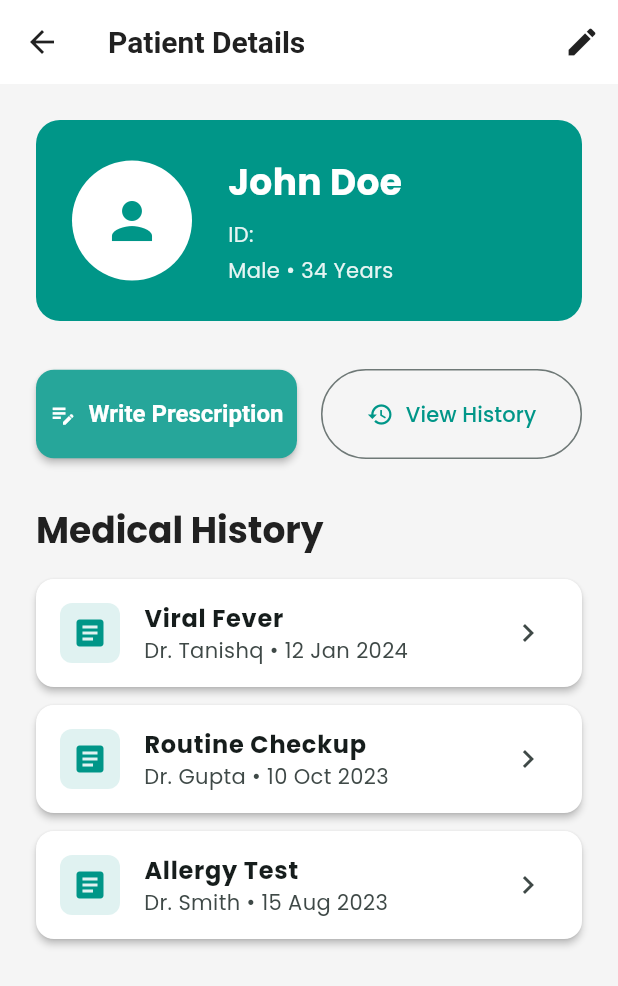
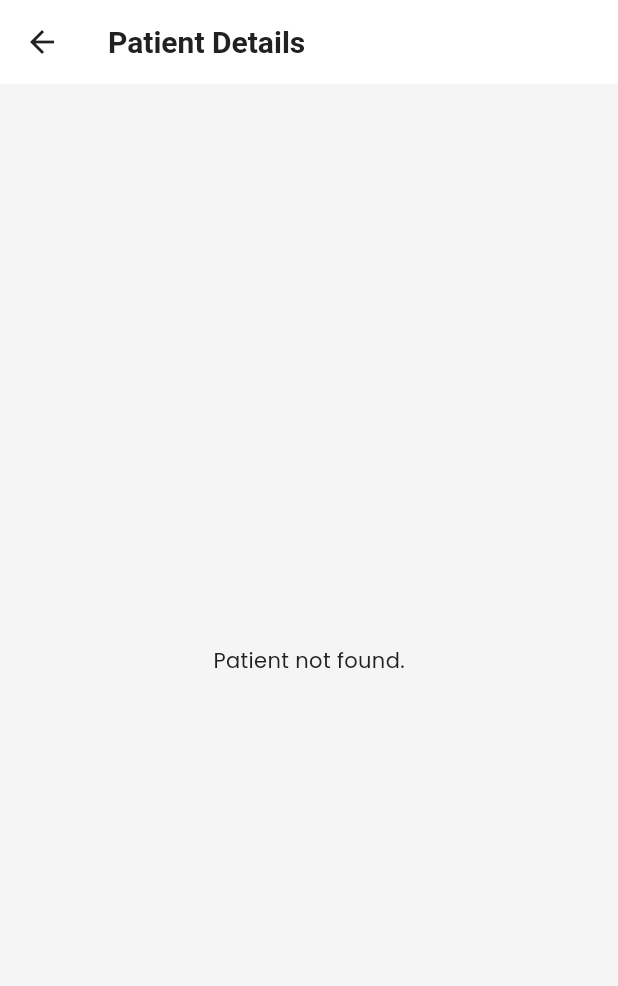
Before and after one commit to TanishqAswar/MedEcos, a Flutter app: the PatientDetailsScreen screen opened directly with empty values, on a phone screen of 412 x 824 dp. Shown: the top 986 px of the screen. Run offline on Flutter 3.47's test engine with Material 3 defaults, Android fonts, the phone set to English and light mode, and no system bars; our stand-ins replace flutter_local_notifications, google_fonts, pdf, printing, shared_preferences, sqflite and 1 more; accounts and stored records are empty.

Commit message:
Fix bugs, security issues, and code quality in both Flutter apps
Co-authored-by: TanishqAswar <143332475+TanishqAswar@users.noreply.github.com>

```diff
--- a/med_ecos_doctor/lib/core/models/patient_model.dart
+++ b/med_ecos_doctor/lib/core/models/patient_model.dart
@@ -12,4 +12,20 @@ class Patient {
     required this.gender,
     required this.contact,
   });
+
+  Map<String, dynamic> toJson() => {
+        'id': id,
+        'name': name,
+        'age': age,
+        'gender': gender,
+        'contact': contact,
+      };
+
+  factory Patient.fromJson(Map<String, dynamic> json) => Patient(
+        id: json['id'] as String,
+        name: json['name'] as String,
+        age: json['age'] as int,
+        gender: json['gender'] as String,
+        contact: json['contact'] as String,
+      );
 }
--- a/med_ecos_doctor/lib/core/models/prescription_model.dart
+++ b/med_ecos_doctor/lib/core/models/prescription_model.dart
@@ -18,4 +18,28 @@ class Prescription {
     required this.medicines,
     required this.labTests,
   });
+
+  Map<String, dynamic> toJson() => {
+        'id': id,
+        'patientId': patientId,
+        'patientName': patientName,
+        'doctorName': doctorName,
+        'date': date.toIso8601String(),
+        'diagnosis': diagnosis,
+        'medicines': medicines,
+        'labTests': labTests,
+      };
+
+  factory Prescription.fromJson(Map<String, dynamic> json) => Prescription(
+        id: json['id'] as String,
+        patientId: json['patientId'] as String,
+        patientName: json['patientName'] as String,
+        doctorName: json['doctorName'] as String,
+        date: DateTime.parse(json['date'] as String),
+        diagnosis: json['diagnosis'] as String,
+        medicines: (json['medicines'] as List<dynamic>)
+            .map((e) => Map<String, String>.from(e as Map))
+            .toList(),
+        labTests: List<String>.from(json['labTests'] as List),
+      );
 }
--- a/med_ecos_doctor/lib/features/patient/screens/patient_details_screen.dart
+++ b/med_ecos_doctor/lib/features/patient/screens/patient_details_screen.dart
@@ -1,5 +1,7 @@
 import 'package:flutter/material.dart';
 import '../../../core/theme/app_colors.dart';
+import '../../../core/models/patient_model.dart';
+import '../../../core/services/data_service.dart';
 import '../../prescription/screens/prescription_form_screen.dart';
 
 class PatientDetailsScreen extends StatelessWidget {
@@ -9,6 +11,15 @@ class PatientDetailsScreen extends StatelessWidget {
 
   @override
   Widget build(BuildContext context) {
+    final Patient? patient = DataService().getPatientById(patientId);
+
+    if (patient == null) {
+      return Scaffold(
+        appBar: AppBar(title: const Text("Patient Details")),
+        body: const Center(child: Text("Patient not found.")),
+      );
+    }
+
     return Scaffold(
       appBar: AppBar(
         title: const Text("Patient Details"),
@@ -40,18 +51,23 @@ class PatientDetailsScreen extends StatelessWidget {
                     child: Column(
                       crossAxisAlignment: CrossAxisAlignment.start,
                       children: [
-                        const Text(
-                          "John Doe", // Mock Data
-                          style: TextStyle(fontSize: 24, fontWeight: FontWeight.bold, color: Colors.white),
+                        Text(
+                          patient.name,
+                          style: const TextStyle(fontSize: 24, fontWeight: FontWeight.bold, color: Colors.white),
                         ),
                         const SizedBox(height: 8),
                         Text(
-                          "ID: $patientId",
+                          "ID: ${patient.id}",
                           style: TextStyle(color: Colors.white.withOpacity(0.9)),
                         ),
                         const SizedBox(height: 4),
                         Text(
-                          "Male • 34 Years",
+                          "${patient.gender} • ${patient.age} Years",
+                          style: TextStyle(color: Colors.white.withOpacity(0.9)),
+                        ),
+                        const SizedBox(height: 4),
+                        Text(
+                          "Contact: ${patient.contact}",
                           style: TextStyle(color: Colors.white.withOpacity(0.9)),
                         ),
                       ],
@@ -68,8 +84,7 @@ class PatientDetailsScreen extends StatelessWidget {
                 Expanded(
                   child: ElevatedButton.icon(
                     onPressed: () {
-                      // Navigate to Prescription Form
-                      Navigator.push(context, MaterialPageRoute(builder: (_) => PrescriptionFormScreen(patientId: patientId, patientName: "John Doe")));
+                      Navigator.push(context, MaterialPageRoute(builder: (_) => PrescriptionFormScreen(patientId: patient.id, patientName: patient.name)));
                     },
                     icon: const Icon(Icons.edit_note),
                     label: const Text("Write Prescription"),
--- a/med_ecos_doctor/lib/features/prescription/screens/prescription_form_screen.dart
+++ b/med_ecos_doctor/lib/features/prescription/screens/prescription_form_screen.dart
@@ -114,6 +114,7 @@ class _PrescriptionFormScreenState extends State<PrescriptionFormScreen> {
       // For now, staying on screen is fine, or we can offer to close.
 
     } catch (e) {
+      if (!mounted) return;
       ScaffoldMessenger.of(context).showSnackBar(SnackBar(content: Text("Error: $e")));
     }
   }
--- a/med_ecos_patient/lib/core/services/preferences_service.dart
+++ b/med_ecos_patient/lib/core/services/preferences_service.dart
@@ -1,4 +1,3 @@
-import 'package:flutter/material.dart';
 import 'package:shared_preferences/shared_preferences.dart';
 import 'package:med_ecos_patient/core/models/meal_time_model.dart';
 
--- a/med_ecos_patient/lib/features/medicines/screens/medicine_list_screen.dart
+++ b/med_ecos_patient/lib/features/medicines/screens/medicine_list_screen.dart
@@ -1,7 +1,7 @@
 import 'package:flutter/material.dart';
-import 'package:intl/intl.dart';
 import '../../../core/models/medicine_model.dart';
 import '../../../core/services/database_service.dart';
+import '../../../core/services/notification_service.dart';
 import '../widgets/add_medicine_dialog.dart';
 
 class MedicineListScreen extends StatefulWidget {
@@ -55,6 +55,7 @@ class _MedicineListScreenState extends State<MedicineListScreen> {
                     icon: const Icon(Icons.delete, color: Colors.red),
                     onPressed: () async {
                       await _db.deleteMedicine(med.id);
+                      await NotificationService().cancelMedicineNotifications(med.id);
                       _loadMedicines();
                     },
                   ),
```
Also changed, not shown: med_ecos_doctor/lib/features/patient/widgets/add_patient_dialog.dart (+22 -6 lines), med_ecos_patient/lib/core/models/medicine_model.dart (+20 -1 lines), med_ecos_patient/lib/core/services/database_service.dart (+6 -11 lines), med_ecos_patient/lib/core/services/notification_service.dart (+5 -2 lines), 2 other files.
